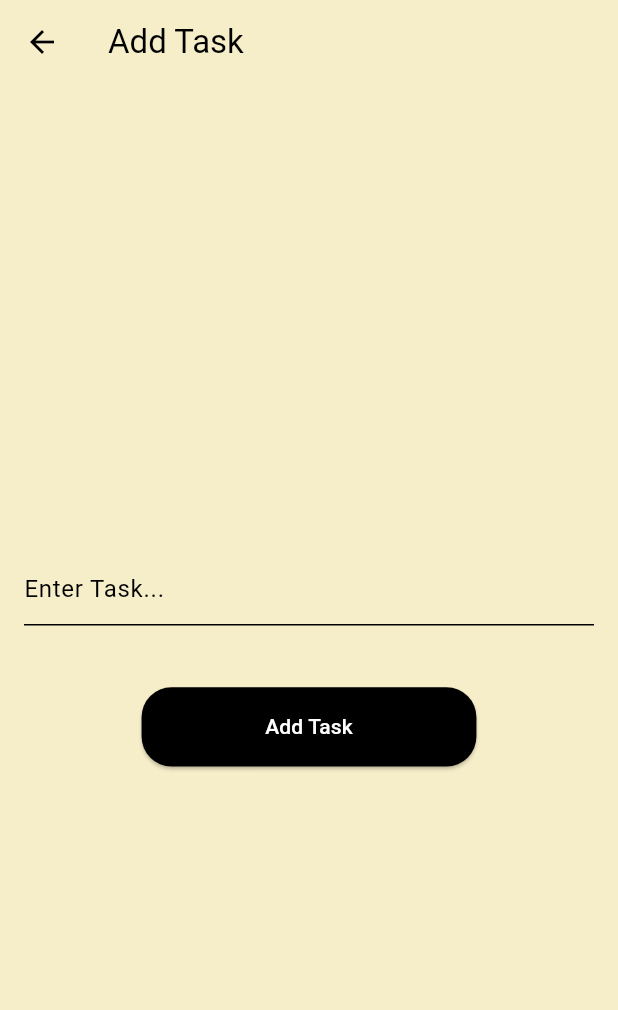
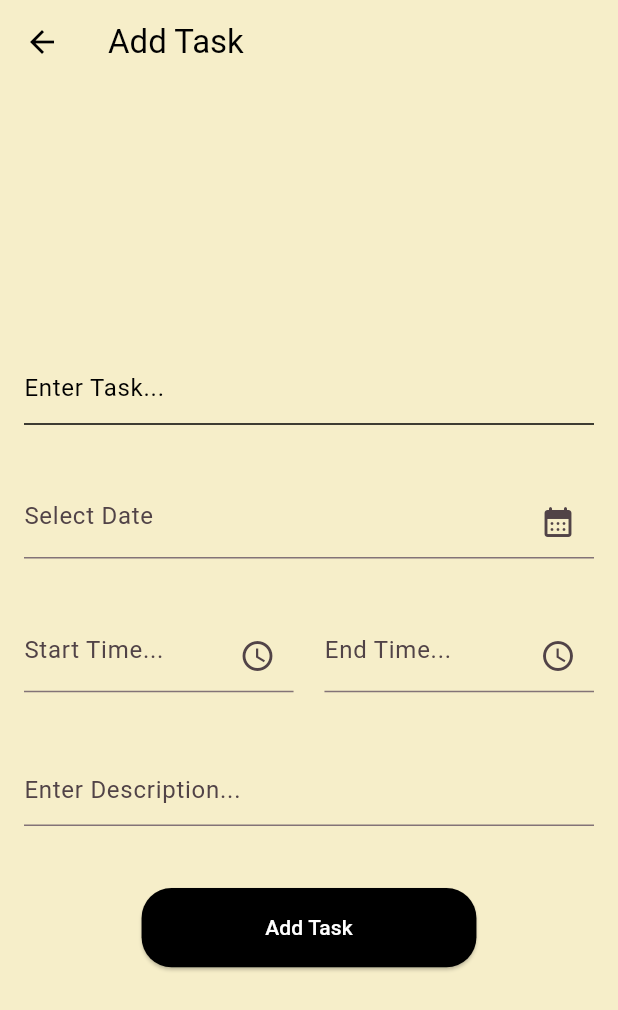
Before and after one commit to Layanga-Rajapakshe/TaskBuddy, a Flutter app: the AddTask screen opened directly, on a phone screen of 412 x 824 dp. Shown: the top 1010 px of the screen. Run offline on Flutter 3.47's test engine with Material 3 defaults, Android fonts, the phone set to English and light mode, and no system bars; our stand-ins replace device_preview, google_fonts, shared_preferences; accounts and stored records are empty; Roboto replaces fonts that are missing (Numans).

Commit message:
Add task page new ui finished

```diff
--- a/taskbuddy/lib/addTask.dart
+++ b/taskbuddy/lib/addTask.dart
@@ -10,6 +10,8 @@ class AddTask extends StatefulWidget {
 
 class _AddTaskState extends State<AddTask> {
   TextEditingController taskController = TextEditingController();
+  DateTime? selectedDate;
+  TimeOfDay? startTime, endTime;
 
   Future _addTask (String task) async {
     final SharedPreferences prefs = await SharedPreferences.getInstance();
@@ -35,10 +37,10 @@ class _AddTaskState extends State<AddTask> {
         iconTheme:const IconThemeData(
           color: Colors.black,
         ),
-        backgroundColor: Color.fromARGB(255, 246, 238, 201),
+        backgroundColor: const Color.fromARGB(255, 246, 238, 201),
       ),
       body: Container(
-        color: Color.fromARGB(255, 246, 238, 201),
+        color: const Color.fromARGB(255, 246, 238, 201),
         child: Padding(
           padding: const EdgeInsets.all(16.0),
           child: Container(
@@ -61,6 +63,78 @@ class _AddTaskState extends State<AddTask> {
                   ),
                   style: const TextStyle(
                     color: Colors.black,
+                  ),
+                ),
+                SizedBox(
+                  height: screenHeight * 0.05,
+                ),
+                TextField(
+                  readOnly: true,
+                  decoration: InputDecoration(
+                    hintText: "Select Date",
+                    suffixIcon: IconButton(
+                      onPressed: () async {
+                        selectedDate = await showDatePicker(
+                          context: context,
+                          firstDate: DateTime(2000),
+                          lastDate: DateTime(2100),
+                          initialDate: DateTime.now(),
+                        );
+                      },
+                      icon: const Icon(Icons.calendar_month_rounded)
+                    )
+                  )
+                ),
+                SizedBox(
+                  height: screenHeight * 0.05,
+                ),
+                Row(
+                  children: [
+                    Expanded(
+                      child: TextField(
+                        readOnly: true,
+                        decoration: InputDecoration(
+                          hintText: "Start Time...",
+                          suffixIcon: IconButton(
+                            onPressed: () async {
+                              startTime = await showTimePicker(
+                                context: context,
+                                initialTime: TimeOfDay.now()
+                              );
+                            },
+                            icon: Icon(Icons.access_time),
+                          )
+                        ),
+                      ),
+                    ),
+                    SizedBox(
+                      width: screenWidth * 0.05,
+                    ),
+                    Expanded(
+                      child: TextField(
+                        readOnly: true,
+                        decoration: InputDecoration(
+                          hintText: "End Time...",
+                          suffixIcon: IconButton(
+                            onPressed: () async {
+                              endTime = await showTimePicker(
+                                context: context,
+                                initialTime: TimeOfDay.now()
+                              );
+                            },
+                            icon: Icon(Icons.access_time),
+                          )
+                        ),
+                      ),
+                    ),
+                  ],
+                ),
+                SizedBox(
+                  height: screenHeight * 0.05,
+                ),
+                TextField(
+                  decoration: InputDecoration(
+                    hintText: "Enter Description...",
                   ),
                 ),
                 SizedBox(
```
